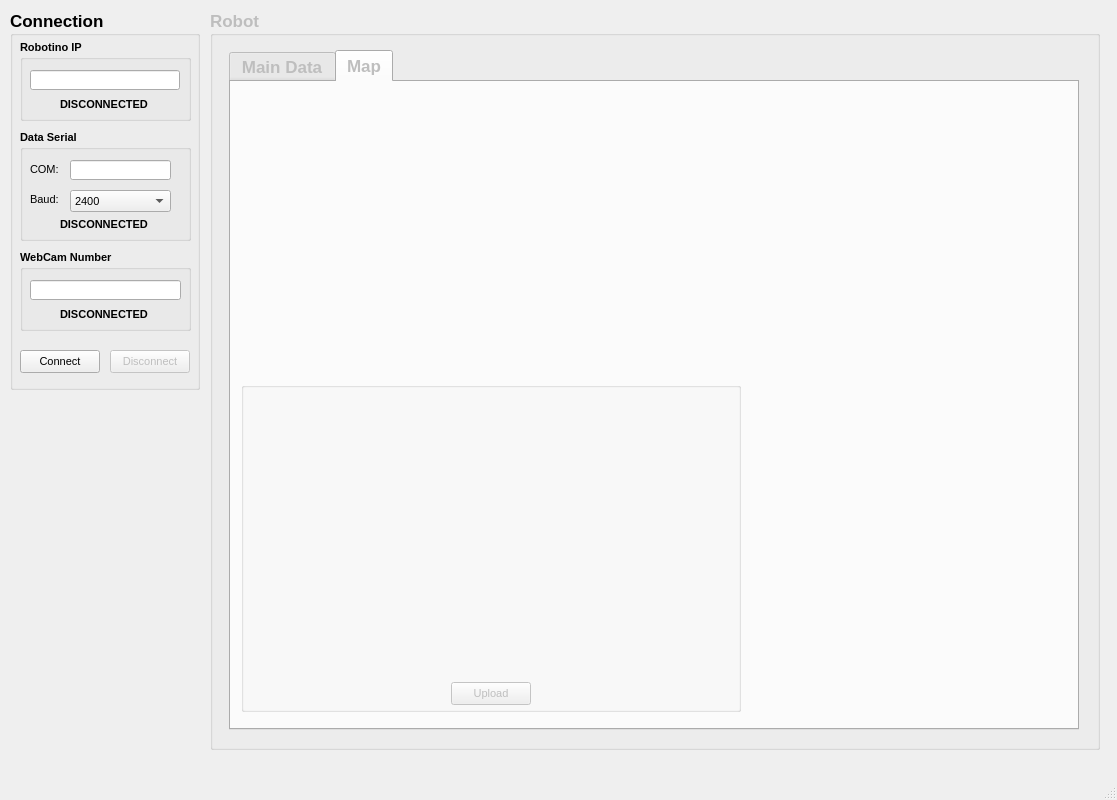
The window that Diplom/mainwindow.ui (eai13/Diplom) describes before a commit, drawn with Qt 5.
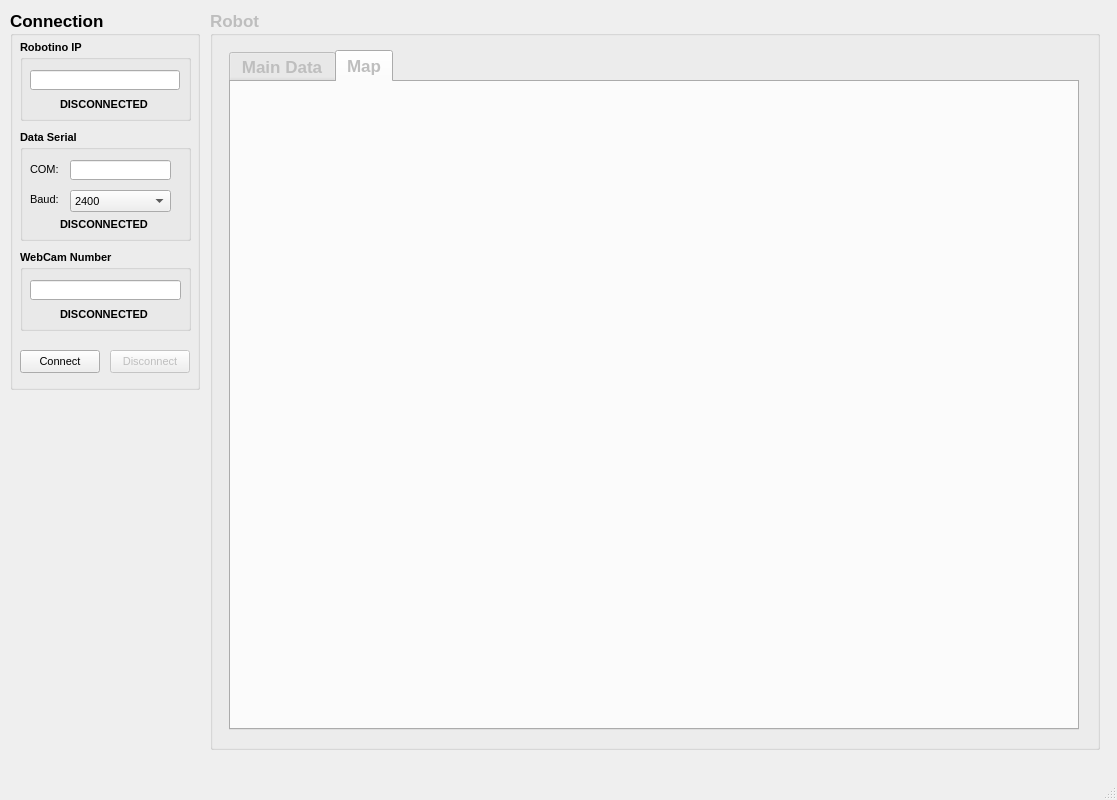
The same window after the commit. The open tabs and pages were chosen to show the change.

The edit to the form file:
```diff
--- a/Diplom/mainwindow.ui
+++ b/Diplom/mainwindow.ui
@@ -3141,62 +3141,6 @@
       <attribute name="title">
        <string>Map</string>
       </attribute>
-      <widget class="QGroupBox" name="groupbox_mapset">
-       <property name="geometry">
-        <rect>
-         <x>10</x>
-         <y>300</y>
-         <width>500</width>
-         <height>330</height>
-        </rect>
-       </property>
-       <property name="font">
-        <font>
-         <pointsize>8</pointsize>
-         <weight>75</weight>
-         <bold>true</bold>
-        </font>
-       </property>
-       <property name="title">
-        <string/>
-       </property>
-       <widget class="QPushButton" name="pushbutton_mapupload">
-        <property name="geometry">
-         <rect>
-          <x>210</x>
-          <y>300</y>
-          <width>80</width>
-          <height>23</height>
-         </rect>
-        </property>
-        <property name="font">
-         <font>
-          <pointsize>8</pointsize>
-          <weight>50</weight>
-          <bold>false</bold>
-         </font>
-        </property>
-        <property name="text">
-         <string>Upload</string>
-        </property>
-        <property name="shortcut">
-         <string>Alt+C</string>
-        </property>
-       </widget>
-       <widget class="QLabel" name="label_mapimage">
-        <property name="geometry">
-         <rect>
-          <x>10</x>
-          <y>20</y>
-          <width>480</width>
-          <height>270</height>
-         </rect>
-        </property>
-        <property name="text">
-         <string/>
-        </property>
-       </widget>
-      </widget>
      </widget>
     </widget>
    </widget>
```
Left out of the diff: 8 changed lines with no effect on the pictures.
